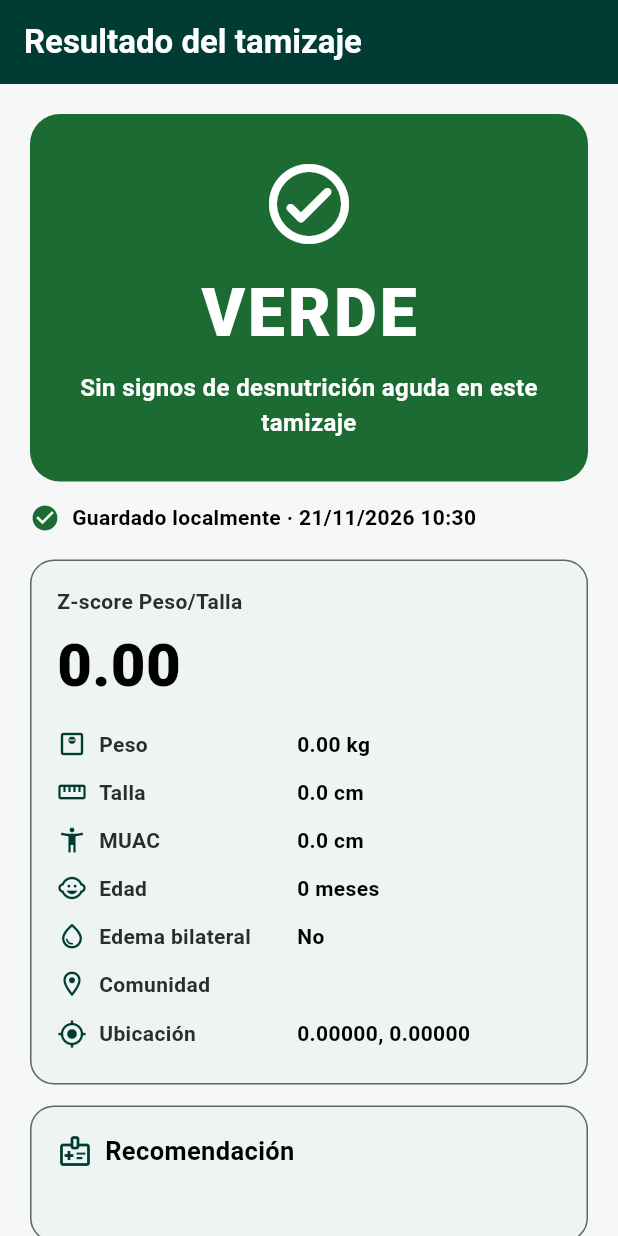
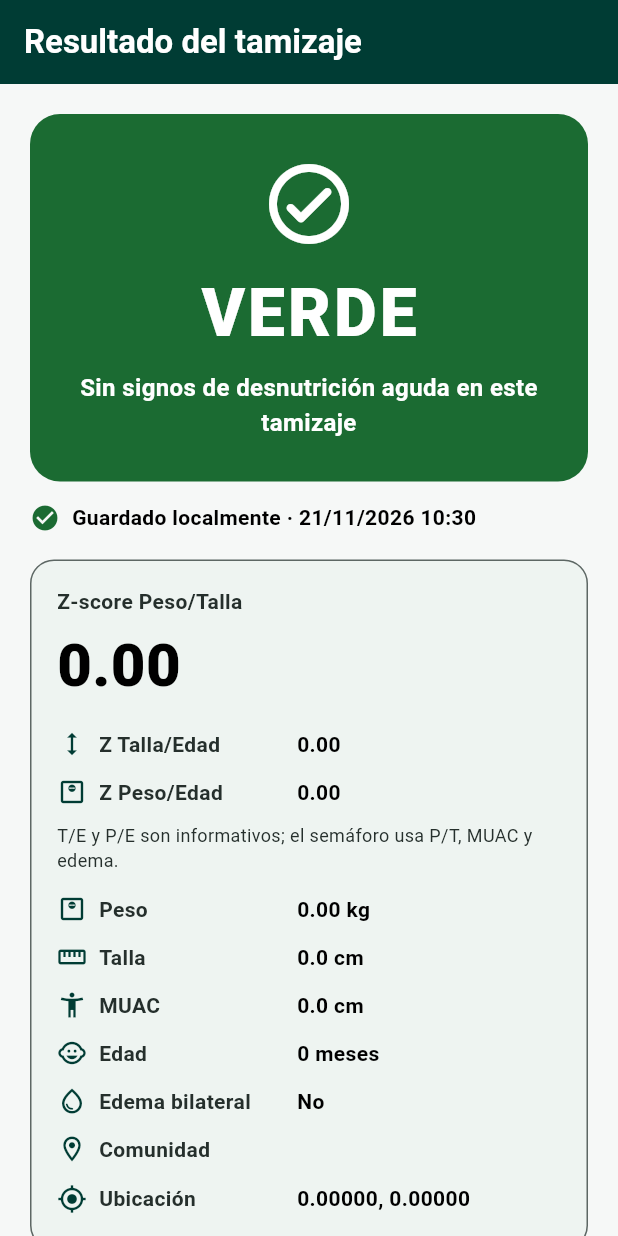
Before and after one commit to eabarriosTGC/NutriLaGuajira, a Flutter app: the ResultadoScreen screen opened directly with empty values, on a phone screen of 412 x 824 dp. Run offline on Flutter 3.47's test engine with Material 3 defaults, Android fonts, the phone set to English and light mode, and no system bars; our stand-ins replace geolocator, open_filex, pdf, printing, share_plus, sqflite; accounts and stored records are empty.

Commit message:
feat(reportes): T/E y P/E en UI, CSV y PDF
- Resultado: filas Z Talla/Edad y Z Peso/Edad + nota de que son informativos
- Detalle: mismas filas (N/D en evaluaciones anteriores a v4)
- Formulario: guarda z_talla_edad/z_peso_edad al crear la evaluacion
- CSV: exporta los valores reales; celda vacia solo si son null (filas viejas)
- PDF: columnas Z T/E y Z P/E en casos criticos; pie marca 'tabla DEMO'
- tests: CSV con valores, PDF con valores y widget del resultado

```diff
--- a/entrega_avance1_nutrilaguajira/nutrilaguajira/lib/screens/detalle_evaluacion_screen.dart
+++ b/entrega_avance1_nutrilaguajira/nutrilaguajira/lib/screens/detalle_evaluacion_screen.dart
@@ -89,6 +89,16 @@ class DetalleEvaluacionScreen extends StatelessWidget {
                       etiqueta: 'Edad',
                       valor: '${evaluacion.edadMeses} meses',
                       icono: Icons.child_care,
+                    ),
+                    FilaDato(
+                      etiqueta: 'Z Talla/Edad',
+                      valor: evaluacion.zTallaEdad?.toStringAsFixed(2) ?? 'N/D',
+                      icono: Icons.height,
+                    ),
+                    FilaDato(
+                      etiqueta: 'Z Peso/Edad',
+                      valor: evaluacion.zPesoEdad?.toStringAsFixed(2) ?? 'N/D',
+                      icono: Icons.monitor_weight_outlined,
                     ),
                     FilaDato(
                       etiqueta: 'Peso',
--- a/entrega_avance1_nutrilaguajira/nutrilaguajira/lib/screens/evaluacion_form_screen.dart
+++ b/entrega_avance1_nutrilaguajira/nutrilaguajira/lib/screens/evaluacion_form_screen.dart
@@ -117,6 +117,8 @@ class _EvaluacionFormScreenState extends State<EvaluacionFormScreen> {
         muacCm: muac,
         edema: _edema,
         zPesoTalla: resultado.zPesoTalla,
+        zTallaEdad: resultado.zTallaEdad,
+        zPesoEdad: resultado.zPesoEdad,
         clasificacion: resultado.clasificacion.etiqueta,
         color: resultado.clasificacion.clave,
         observacion: resultado.observacion,
--- a/entrega_avance1_nutrilaguajira/nutrilaguajira/lib/screens/resultado_screen.dart
+++ b/entrega_avance1_nutrilaguajira/nutrilaguajira/lib/screens/resultado_screen.dart
@@ -123,6 +123,26 @@ class ResultadoScreen extends StatelessWidget {
                     ),
                     const SizedBox(height: 8),
                     FilaDato(
+                      etiqueta: 'Z Talla/Edad',
+                      valor: resultado.zTallaEdadTexto,
+                      icono: Icons.height,
+                    ),
+                    FilaDato(
+                      etiqueta: 'Z Peso/Edad',
+                      valor: resultado.zPesoEdadTexto,
+                      icono: Icons.monitor_weight_outlined,
+                    ),
+                    const SizedBox(height: 4),
+                    Text(
+                      'T/E y P/E son informativos; el semáforo usa P/T, MUAC y '
+                      'edema.',
+                      style: TextStyle(
+                        fontSize: 12,
+                        color: esquema.onSurfaceVariant,
+                      ),
+                    ),
+                    const SizedBox(height: 8),
+                    FilaDato(
                       etiqueta: 'Peso',
                       valor: '${evaluacion.pesoKg.toStringAsFixed(2)} kg',
                       icono: Icons.monitor_weight_outlined,
--- a/entrega_avance1_nutrilaguajira/nutrilaguajira/lib/services/reporte_csv_service.dart
+++ b/entrega_avance1_nutrilaguajira/nutrilaguajira/lib/services/reporte_csv_service.dart
@@ -186,8 +186,8 @@ class ReporteCsvService {
     e.perimetroBraquialCm.toStringAsFixed(1),
     e.edema ? 'Sí' : 'No',
     e.zPesoTalla.toStringAsFixed(2),
-    '', // TODO(sprint4): z_talla_edad — T/E no se calcula en esta versión.
-    '', // TODO(sprint4): z_peso_edad — P/E no se calcula en esta versión.
+    e.zTallaEdad?.toStringAsFixed(2) ?? '',
+    e.zPesoEdad?.toStringAsFixed(2) ?? '',
     e.clasificacionNutricional,
     e.latitud?.toStringAsFixed(5) ?? '',
     e.longitud?.toStringAsFixed(5) ?? '',
```
Also changed, not shown: entrega_avance1_nutrilaguajira/nutrilaguajira/lib/services/reporte_pdf_service.dart (+18 -14 lines), 3 other files.
